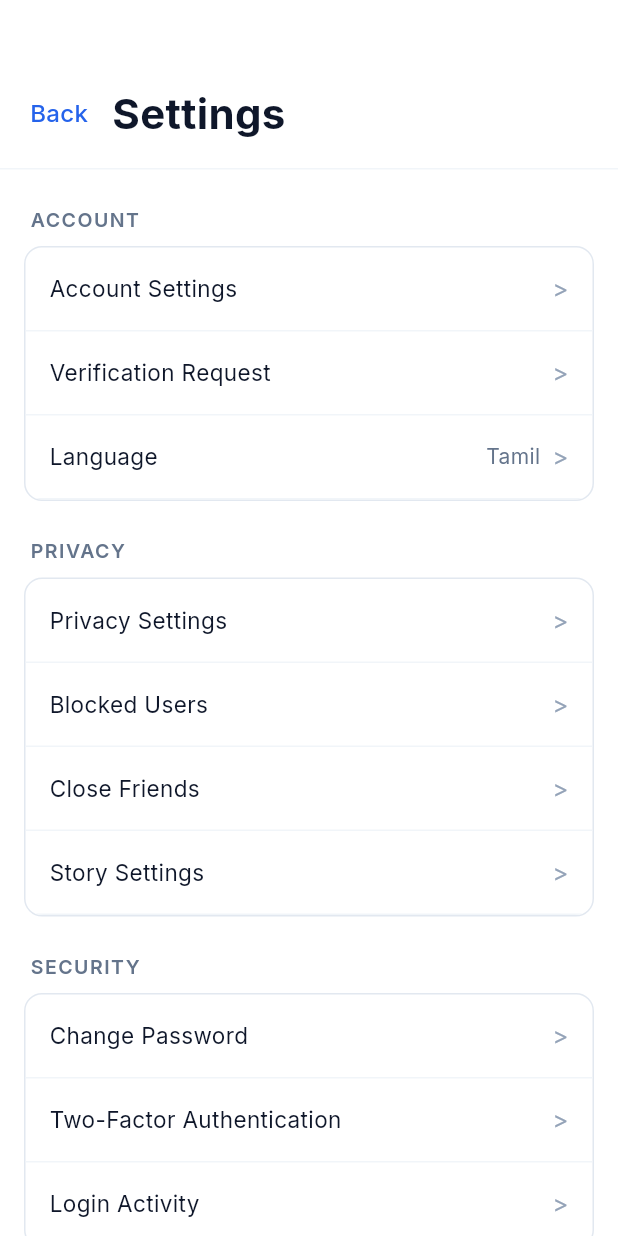
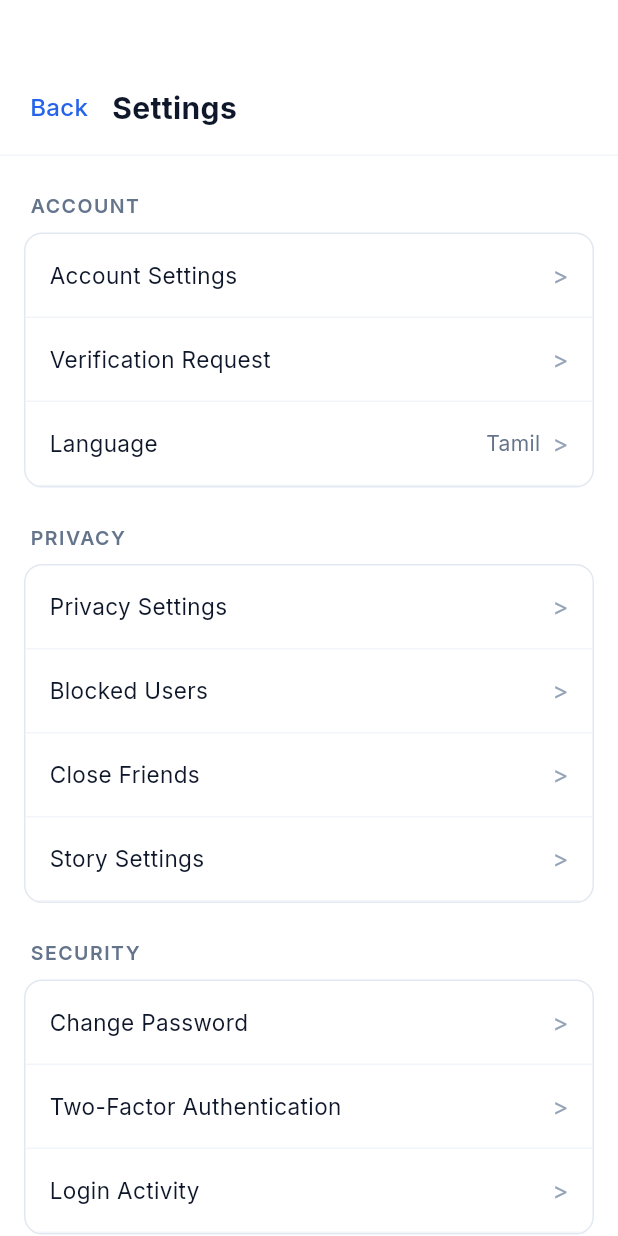
Before and after one commit to daniilpaschenko/vaanjay, a Flutter app: the SettingsScreen screen opened by its route, on a phone screen of 412 x 824 dp. Run offline on Flutter 3.47's test engine with Material 3 defaults, Android fonts, the phone set to English and light mode, and no system bars; our stand-ins replace cloud_firestore, firebase_auth, firebase_core, flutter_riverpod, freezed_annotation, go_router; accounts and stored records are empty.

Commit message:
fix(ui): make "Settings" and "Profile" titles the smae fontsize

```diff
--- a/apps/mobile/lib/features/settings/presentation/settings_screen.dart
+++ b/apps/mobile/lib/features/settings/presentation/settings_screen.dart
@@ -69,7 +69,7 @@ class SettingsScreen extends ConsumerWidget {
                 'Settings',
                 style: TextStyle(
                   color: AppColors.title,
-                  fontSize: 28,
+                  fontSize: 20,
                   fontWeight: FontWeight.w700,
                 ),
               ),
```
